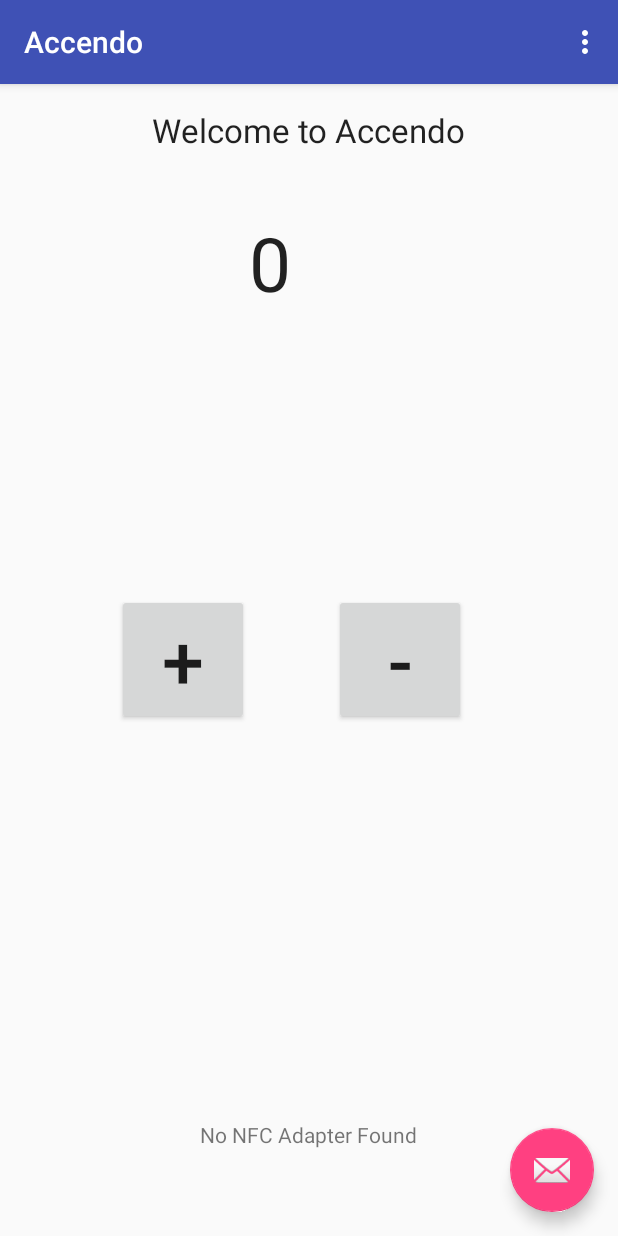
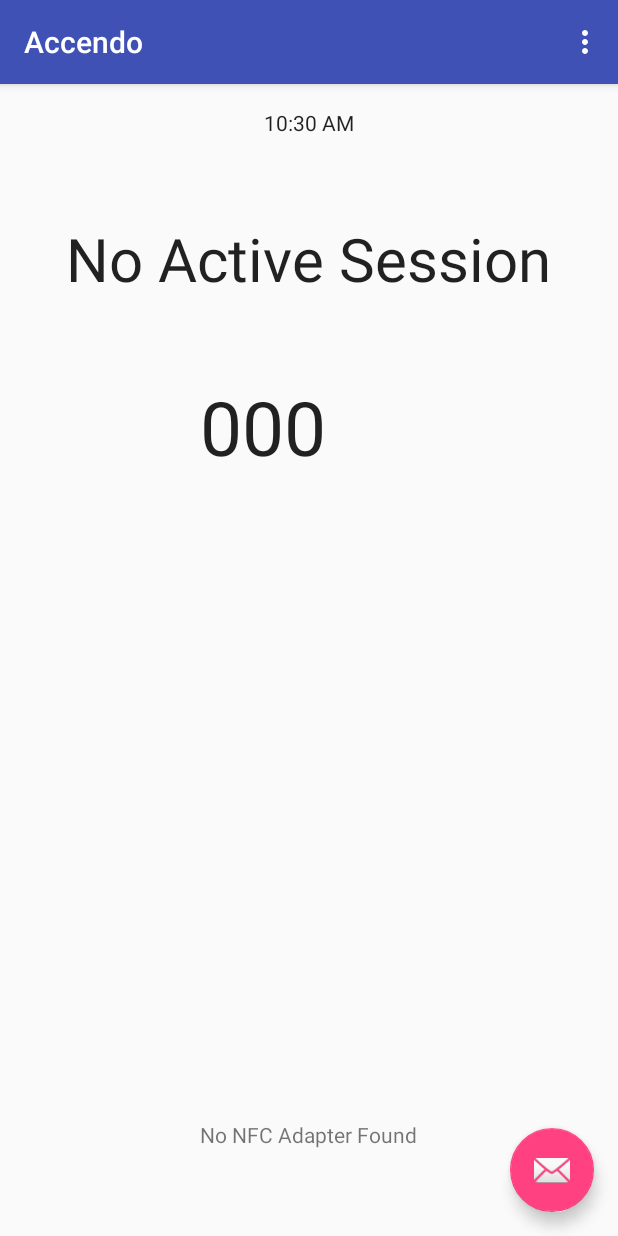
Before and after one commit to jzburns/Accendo, an Android app: the screen it shows after launch (MainActivity), on a phone screen of 412 x 824 dp. Run offline under Robolectric (Android 15) with nearby library versions, the phone set to English and light mode, and no system bars.

Commit message:
front end layout

```diff
--- a/ClassTrack/app/src/main/java/com/sdev/accendo/MainActivity.java
+++ b/ClassTrack/app/src/main/java/com/sdev/accendo/MainActivity.java
@@ -50,9 +50,14 @@ public class MainActivity extends AppCompatActivity {
             }
         });
 
+        Button b = (Button) findViewById(R.id.button);
+        b.setVisibility(View.INVISIBLE);
+        b = (Button) findViewById(R.id.button2);
+        b.setVisibility(View.INVISIBLE);
+
+
         /*
          * callback for the decrement
-         */
         Button but = (Button) findViewById(R.id.button_dec);
         but.setOnClickListener(new View.OnClickListener() {
             @Override
@@ -63,9 +68,6 @@ public class MainActivity extends AppCompatActivity {
             }
         });
 
-        /*
-         * callback for the increment
-         */
         but = (Button) findViewById(R.id.button_inc);
         but.setOnClickListener(new View.OnClickListener() {
             @Override
@@ -75,10 +77,7 @@ public class MainActivity extends AppCompatActivity {
                 text.setText(String.valueOf(mCount));
             }
         });
-
-        mCount = 0;
-        TextView text = (TextView) findViewById(R.id.textView2);
-        text.setText(String.valueOf(mCount));
+         */
 
         this.setupNFC();
     }
@@ -134,8 +133,8 @@ public class MainActivity extends AppCompatActivity {
     protected void onNewIntent(Intent intent) {
         super.onNewIntent(intent);
         mCount++;
-        TextView text = (TextView) findViewById(R.id.textView2);
-        text.setText(String.valueOf(mCount));
+        TextView text = (TextView) findViewById(R.id.textView5);
+        text.setText(String.format("%03d", mCount));
 
         /*
         extract the tag data
@@ -147,6 +146,14 @@ public class MainActivity extends AppCompatActivity {
                 msgs[i] = (NdefMessage) rawMsgs[i];
             }
         }
+
+        Button b = (Button) findViewById(R.id.button);
+        b.setVisibility(View.VISIBLE);
+        b = (Button) findViewById(R.id.button2);
+        b.setVisibility(View.VISIBLE);
+
+        //Intent i = new Intent(this, StartNewSession.class);
+        //startActivity(i);
     }
 
     @Override
--- a/ClassTrack/app/src/main/res/layout/content_main.xml
+++ b/ClassTrack/app/src/main/res/layout/content_main.xml
@@ -12,6 +12,48 @@
         app:layout_behavior="@string/appbar_scrolling_view_behavior"
         tools:context="com.sdev.accendo.MainActivity">
 
+
+    <Button
+            android:layout_width="wrap_content"
+            android:layout_height="wrap_content"
+            android:text="Start New Session"
+            android:id="@+id/button"
+            android:layout_below="@+id/textView5" android:layout_centerHorizontal="true"
+            android:layout_marginTop="40dp"/>
+    <TextView
+            android:layout_width="wrap_content"
+            android:layout_height="wrap_content"
+            android:textAppearance="?android:attr/textAppearanceLarge"
+            android:text="No Active Session"
+            android:id="@+id/textView4"
+            android:textSize="40dp" android:layout_below="@+id/textClock" android:layout_centerHorizontal="true"
+            android:layout_marginTop="54dp"/>
+    <TextClock
+            android:layout_width="wrap_content"
+            android:layout_height="wrap_content"
+            android:id="@+id/textClock" android:layout_alignParentTop="true" android:layout_centerHorizontal="true"/>
+
+    <TextView android:layout_width="wrap_content" android:layout_height="wrap_content" android:text="000"
+              android:textAppearance="?android:attr/textAppearanceLarge" android:id="@+id/textView5"
+              android:height="60dp" android:width="80dp" android:textSize="50dp"
+              android:layout_marginTop="51dp"
+              android:layout_below="@+id/textView4" android:layout_alignEnd="@+id/button2"
+              android:layout_alignStart="@+id/textView3"/>
+
+    <Button android:layout_width="wrap_content" android:layout_height="wrap_content" android:text="Sync Session"
+            android:id="@+id/button2"
+            android:layout_alignTop="@+id/button" android:layout_centerHorizontal="true"
+            android:layout_marginTop="65dp"/>
+    <TextView
+            android:layout_width="wrap_content"
+            android:layout_height="wrap_content"
+            android:textAppearance="?android:attr/textAppearanceSmall"
+            android:text="Message Log"
+            android:id="@+id/textView3" android:layout_alignParentBottom="true" android:layout_centerHorizontal="true"
+            android:layout_marginBottom="42dp"/>
+
+
+    <!--
     <TextView
             android:layout_width="wrap_content"
             android:layout_height="wrap_content"
@@ -37,7 +79,8 @@
     <Button android:layout_width="wrap_content" android:layout_height="wrap_content" android:text="+"
             android:id="@+id/button_inc"
             android:textSize="50dp"
-            android:layout_centerVertical="true" android:layout_toStartOf="@+id/textView2"/>
+            android:layout_above="@+id/textView3" android:layout_toStartOf="@+id/textView2"
+            android:layout_marginBottom="106dp"/>
     <TextView
             android:layout_width="wrap_content"
             android:layout_height="wrap_content"
@@ -45,4 +88,13 @@
             android:text="Error Log"
             android:id="@+id/textView3" android:layout_alignParentBottom="true" android:layout_centerHorizontal="true"
             android:layout_marginBottom="42dp"/>
+    <TextView
+            android:layout_width="wrap_content"
+            android:layout_height="wrap_content"
+            android:textAppearance="?android:attr/textAppearanceLarge"
+            android:text="Swipe Card to Login"
+            android:id="@+id/textView6"
+            android:layout_marginTop="95dp" android:height="50dp"
+            android:textSize="25dp" android:layout_below="@+id/textView2" android:layout_centerHorizontal="true"/>
+-->
 </RelativeLayout>
```
Also changed, not shown: ClassTrack/app/src/main/res/layout/content_start_new_session.xml (+38 -0 lines).
